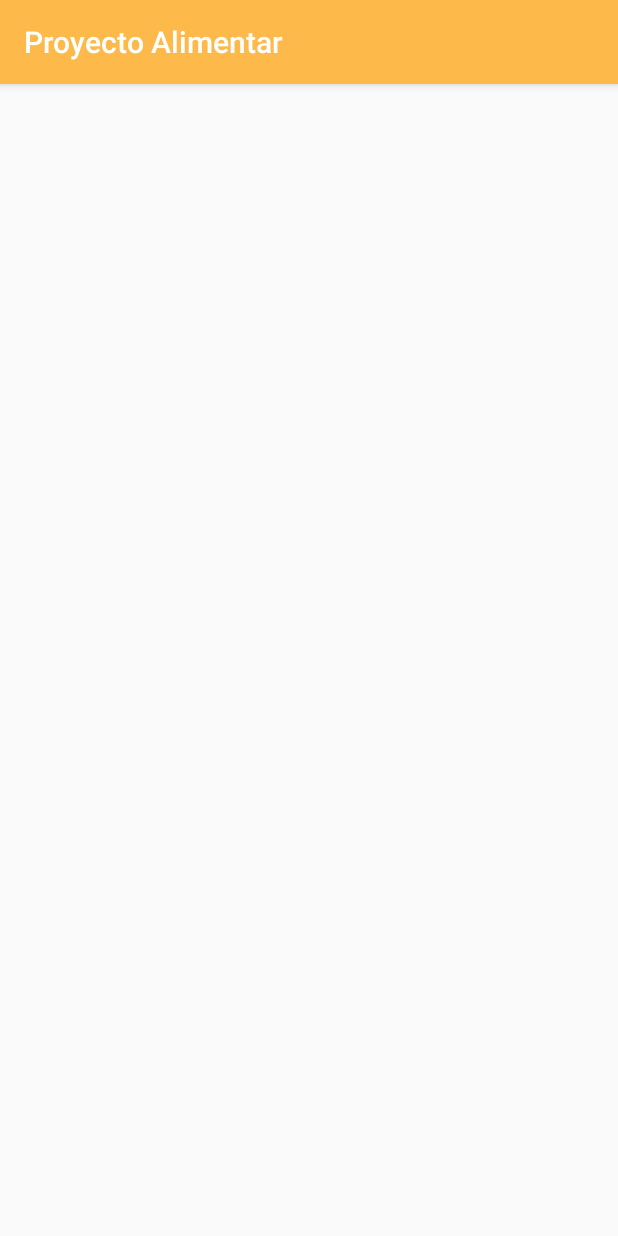
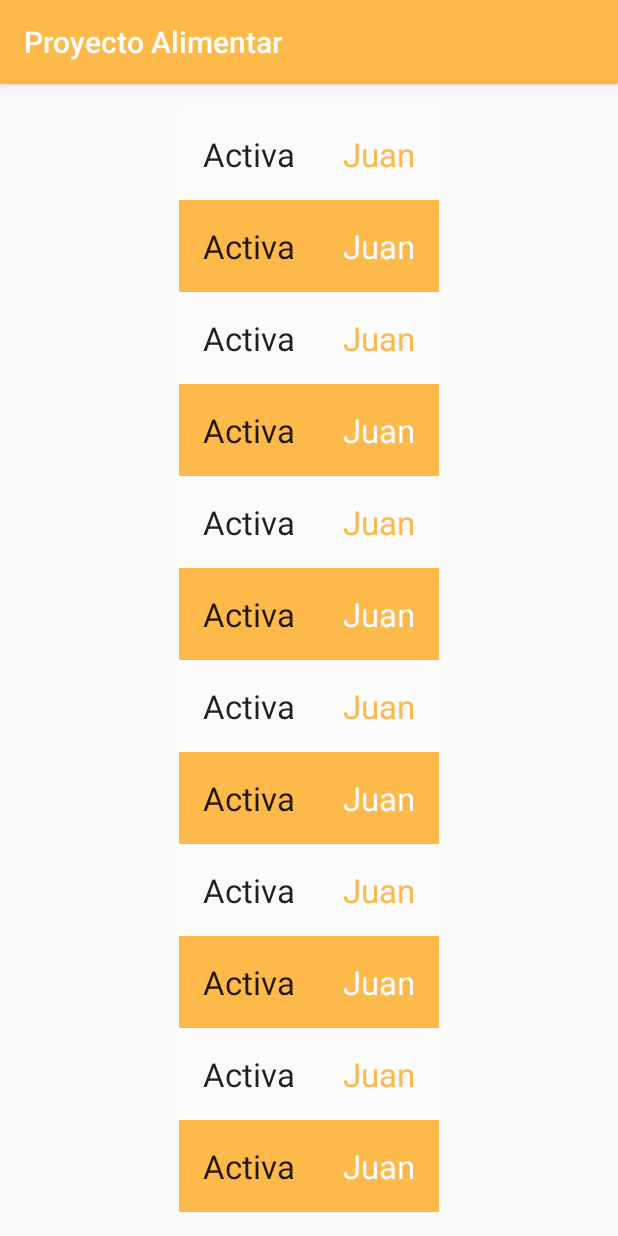
Before and after one commit to lbadi/AlimentAr-donante-android, an Android app: the DonationsActivity screen opened directly, with no data from a screen before it, on a phone screen of 412 x 824 dp. Run offline under Robolectric (Android 15) with nearby library versions, the phone set to English and light mode, and no system bars; our stand-ins replace ButterKnife; libraries missing offline, so code that uses them is left out: uk.co.chrisjenx.

Commit message:
Donation list fragment mock. The values are static

```diff
--- /dev/null
+++ b/app/src/main/java/proyectoalimentar/alimentardonanteapp/donations/DonationFragment.java
@@ -0,0 +1,109 @@
+package proyectoalimentar.alimentardonanteapp.donations;
+
+import android.content.Context;
+import android.os.Bundle;
+import android.support.v4.app.Fragment;
+import android.support.v7.widget.GridLayoutManager;
+import android.support.v7.widget.LinearLayoutManager;
+import android.support.v7.widget.RecyclerView;
+import android.view.LayoutInflater;
+import android.view.View;
+import android.view.ViewGroup;
+
+import butterknife.BindView;
+import butterknife.ButterKnife;
+
+import proyectoalimentar.alimentardonanteapp.R;
+
+import proyectoalimentar.alimentardonanteapp.donations.dummy.DummyContent;
+import proyectoalimentar.alimentardonanteapp.donations.dummy.DummyContent.DummyItem;
+import proyectoalimentar.alimentardonanteapp.model.Donation;
+
+import java.util.List;
+
+/**
+ * A fragment representing a list of Items.
+ * <p>
+ * Activities containing this fragment MUST implement the {@link OnDonationClickListener}
+ * interface.
+ */
+public class DonationFragment extends Fragment {
+
+    // TODO: Customize parameter argument names
+    private static final String ARG_COLUMN_COUNT = "column-count";
+    // TODO: Customize parameters
+    private int mColumnCount = 1;
+    private OnDonationClickListener mListener;
+
+    /**
+     * Mandatory empty constructor for the fragment manager to instantiate the
+     * fragment (e.g. upon screen orientation changes).
+     */
+    public DonationFragment() {
+    }
+
+    // TODO: Customize parameter initialization
+    @SuppressWarnings("unused")
+    public static DonationFragment newInstance(int columnCount) {
+        DonationFragment fragment = new DonationFragment();
+        Bundle args = new Bundle();
+        args.putInt(ARG_COLUMN_COUNT, columnCount);
+        fragment.setArguments(args);
+        return fragment;
+    }
+
+    @Override
+    public void onCreate(Bundle savedInstanceState) {
+        super.onCreate(savedInstanceState);
+
+        if (getArguments() != null) {
+            mColumnCount = getArguments().getInt(ARG_COLUMN_COUNT);
+        }
+    }
+
+    @Override
+    public View onCreateView(LayoutInflater inflater, ViewGroup container,
+                             Bundle savedInstanceState) {
+        View view = inflater.inflate(R.layout.fragment_donation_list, container, false);
+
+        // Set the adapter
+        if (view instanceof RecyclerView) {
+            Context context = view.getContext();
+            RecyclerView recyclerView = (RecyclerView) view;
+            if (mColumnCount <= 1) {
+                recyclerView.setLayoutManager(new LinearLayoutManager(context));
+            } else {
+                recyclerView.setLayoutManager(new GridLayoutManager(context, mColumnCount));
+            }
+            recyclerView.setAdapter(new MyDonationRecyclerViewAdapter(DummyContent.ITEMS, mListener));
+        }
+        return view;
+    }
+
+
+    @Override
+    public void onAttach(Context context) {
+        super.onAttach(context);
+        if (context instanceof OnDonationClickListener) {
+            mListener = (OnDonationClickListener) context;
+        } else {
+            throw new RuntimeException(context.toString()
+                    + " must implement OnListFragmentInteractionListener");
+        }
+    }
+
+    @Override
+    public void onDetach() {
+        super.onDetach();
+        mListener = null;
+    }
+
+    /**
+     * This interface must be implemented in any activity that include this fragment.
+     * This listener will be called every time that a donation is click.
+     */
+    public interface OnDonationClickListener {
+        // TODO: Update argument type and name
+        void onDonationClick(Donation item);
+    }
+}
--- a/app/src/main/java/proyectoalimentar/alimentardonanteapp/donations/DonationsActivity.java
+++ b/app/src/main/java/proyectoalimentar/alimentardonanteapp/donations/DonationsActivity.java
@@ -5,11 +5,19 @@ import android.os.Bundle;
 
 import proyectoalimentar.alimentardonanteapp.R;
 
-public class DonationsActivity extends AppCompatActivity {
+import proyectoalimentar.alimentardonanteapp.donations.DonationFragment.OnDonationClickListener;
+import proyectoalimentar.alimentardonanteapp.model.Donation;
+
+public class DonationsActivity extends AppCompatActivity implements OnDonationClickListener{
 
     @Override
     protected void onCreate(Bundle savedInstanceState) {
         super.onCreate(savedInstanceState);
         setContentView(R.layout.activity_donations);
     }
+
+    @Override
+    public void onDonationClick(Donation item) {
+
+    }
 }
--- /dev/null
+++ b/app/src/main/java/proyectoalimentar/alimentardonanteapp/donations/MyDonationRecyclerViewAdapter.java
@@ -0,0 +1,96 @@
+package proyectoalimentar.alimentardonanteapp.donations;
+
+import android.support.v4.content.ContextCompat;
+import android.support.v7.widget.RecyclerView;
+import android.text.Layout;
+import android.view.LayoutInflater;
+import android.view.View;
+import android.view.ViewGroup;
+import android.widget.LinearLayout;
+import android.widget.TextView;
+
+import proyectoalimentar.alimentardonanteapp.AlimentarApp;
+import proyectoalimentar.alimentardonanteapp.R;
+
+
+import proyectoalimentar.alimentardonanteapp.donations.DonationFragment.OnDonationClickListener;
+import proyectoalimentar.alimentardonanteapp.model.Donation;
+
+import java.text.DateFormat;
+import java.util.List;
+
+public class MyDonationRecyclerViewAdapter extends RecyclerView.Adapter<MyDonationRecyclerViewAdapter.ViewHolder> {
+
+    private final List<Donation> mValues;
+    private final DonationFragment.OnDonationClickListener mListener;
+
+    public MyDonationRecyclerViewAdapter(List<Donation> items, OnDonationClickListener listener) {
+        mValues = items;
+        mListener = listener;
+    }
+
+    @Override
+    public ViewHolder onCreateViewHolder(ViewGroup parent, int viewType) {
+        View view = LayoutInflater.from(parent.getContext())
+                .inflate(R.layout.fragment_donation, parent, false);
+        return new ViewHolder(view);
+    }
+
+    @Override
+    public void onBindViewHolder(final ViewHolder holder, int position) {
+        holder.donation = mValues.get(position);
+        holder.stateView.setText(holder.donation.getState().toString());
+//        holder.pickupTimeToView.setText(DateFormat.getDateTimeInstance().format(holder.donation.getPickupTimeTo().getTime()));
+//        holder.pickupTimeFromView.setText(DateFormat.getDateTimeInstance().format(holder.donation.getPickupTimeFrom().toString()));
+        holder.assignToView.setText("Juan");
+
+        if((position % 2) == 1){
+            holder.rowView.setBackgroundColor(ContextCompat.getColor(AlimentarApp.getContext(), R.color.colorPrimary));
+            holder.assignToView.setTextColor(ContextCompat.getColor(AlimentarApp.getContext(), R.color.colorAccent));
+        }else{
+            holder.rowView.setBackgroundColor(ContextCompat.getColor(AlimentarApp.getContext(), R.color.colorAccent));
+            holder.assignToView.setTextColor(ContextCompat.getColor(AlimentarApp.getContext(), R.color.colorPrimary));
+
+        }
+
+        holder.mView.setOnClickListener(new View.OnClickListener() {
+            @Override
+            public void onClick(View v) {
+                if (null != mListener) {
+                    mListener.onDonationClick(holder.donation);
+                }
+            }
+        });
+    }
+
+    @Override
+    public int getItemCount() {
+        return mValues.size();
+    }
+
+    public class ViewHolder extends RecyclerView.ViewHolder {
+        public final View mView;
+        public final View rowView;
+        public final TextView stateView;
+//        public final TextView pickupTimeFromView;
+//        public final TextView pickupTimeToView;
+        public final TextView assignToView;
+
+        public Donation donation;
+
+        public ViewHolder(View view) {
+            super(view);
+            mView = view;
+            stateView = (TextView) view.findViewById(R.id.state);
+//            pickupTimeToView = (TextView) view.findViewById(R.id.pickup_time_to);
+//            pickupTimeFromView = (TextView) view.findViewById(R.id.pickup_time_from);
+            assignToView = (TextView) view.findViewById(R.id.assign_to);
+            rowView =  view.findViewById(R.id.row_layout);
+        }
+
+        @Override
+        public String toString() {
+            return super.toString() + " '" + stateView.getText() + "'";
+        }
+    }
+}
--- a/app/src/main/res/layout/activity_donations.xml
+++ b/app/src/main/res/layout/activity_donations.xml
@@ -9,4 +9,11 @@
     android:paddingTop="@dimen/activity_vertical_margin"
     tools:context="proyectoalimentar.alimentardonanteapp.donations.DonationsActivity">
 
+    <fragment
+        android:layout_width="wrap_content"
+        android:layout_height="wrap_content"
+        android:name="proyectoalimentar.alimentardonanteapp.donations.DonationFragment"
+        android:id="@+id/donation_fragment"
+        android:layout_alignParentTop="true"
+        android:layout_centerHorizontal="true" />
 </RelativeLayout>
--- a/app/src/main/res/layout/fragment_donation.xml
+++ b/app/src/main/res/layout/fragment_donation.xml
@@ -2,19 +2,56 @@
 <LinearLayout xmlns:android="http://schemas.android.com/apk/res/android"
     android:layout_width="wrap_content"
     android:layout_height="wrap_content"
-    android:orientation="horizontal">
+    android:orientation="vertical">
+    <LinearLayout xmlns:android="http://schemas.android.com/apk/res/android"
+        android:layout_width="wrap_content"
+        android:id="@+id/row_layout"
+        android:layout_height="wrap_content"
+        android:background="@color/colorAccent"
+        android:orientation="horizontal">
 
     <TextView
-        android:id="@+id/id"
+        android:id="@+id/state"
         android:layout_width="wrap_content"
         android:layout_height="wrap_content"
         android:layout_margin="@dimen/text_margin"
-        android:textAppearance="?attr/textAppearanceListItem" />
+        android:text="@string/states"
+        android:textAppearance="?android:attr/textAppearanceLarge" />
+
+    <!--<TextView-->
+        <!--android:id="@+id/assign_to_label"-->
+        <!--android:layout_width="wrap_content"-->
+        <!--android:text="@string/prompt_assign_to"-->
+        <!--android:layout_height="wrap_content"-->
+        <!--android:textColor="@color/colorPrimary"-->
+        <!--android:layout_margin="@dimen/text_margin"-->
+        <!--android:textAppearance="?android:attr/textAppearanceMedium" />-->
 
     <TextView
-        android:id="@+id/content"
+        android:id="@+id/assign_to"
         android:layout_width="wrap_content"
         android:layout_height="wrap_content"
+        android:text="@string/not_assigned"
+        android:textColor="@color/colorPrimary"
         android:layout_margin="@dimen/text_margin"
-        android:textAppearance="?attr/textAppearanceListItem" />
+        android:textAppearance="?android:attr/textAppearanceLarge" />
+
+    </LinearLayout>
+
+
+    <!--<TextView-->
+        <!--android:id="@+id/pickup_time_from"-->
+        <!--android:layout_width="wrap_content"-->
+        <!--android:layout_height="wrap_content"-->
+        <!--android:layout_margin="@dimen/text_margin"-->
+        <!--android:textAppearance="?android:attr/textAppearanceLarge" />-->
+
+    <!--<TextView-->
+        <!--android:id="@+id/pickup_time_to"-->
+        <!--android:layout_width="wrap_content"-->
+        <!--android:layout_height="wrap_content"-->
+        <!--android:layout_margin="@dimen/text_margin"-->
+        <!--android:textAppearance="?android:attr/textAppearanceLarge" />-->
+
+
 </LinearLayout>
--- /dev/null
+++ b/app/src/main/res/layout/fragment_donation_list.xml
@@ -0,0 +1,13 @@
+<?xml version="1.0" encoding="utf-8"?>
+<android.support.v7.widget.RecyclerView xmlns:android="http://schemas.android.com/apk/res/android"
+    xmlns:app="http://schemas.android.com/apk/res-auto"
+    xmlns:tools="http://schemas.android.com/tools"
+    android:id="@+id/list_donation"
+    android:name="proyectoalimentar.alimentardonanteapp.donations.DonationFragment"
+    android:layout_width="match_parent"
+    android:layout_height="match_parent"
+    android:layout_marginLeft="16dp"
+    android:layout_marginRight="16dp"
+    app:layoutManager="LinearLayoutManager"
+    tools:context="proyectoalimentar.alimentardonanteapp.donations.DonationFragment"
+    tools:listitem="@layout/fragment_donation" />
--- a/app/src/main/res/values/strings.xml
+++ b/app/src/main/res/values/strings.xml
@@ -9,6 +9,7 @@
     <string name="action_sign_in">Ingresar</string>
     <string name="action_sign_up">Registrarse</string>
     <string name="action_sign_in_short">Ingresar</string>
+    <string name="pick_address">Seleccione una dirección</string>
     <string name="error_invalid_email">La dirección de correo es invalida</string>
     <string name="error_invalid_password">La contraseña es muy corta</string>
     <string name="error_invalid_name">Nombre invalido</string>
@@ -19,9 +20,15 @@
     <string name="error_signup">Hubo un error al registrarse</string>
     <string name="error_pick_address">Es necesario seleccionar una dirección</string>
 
-    <string name="pick_address">Seleccione una dirección</string>
+    <!--Donation-->
+    <string name="states">Estado</string>
+    <string name="not_assigned">Sin asignar</string>
 
-
+    <!--List of State-->
+    <string name="open">Abierta</string>
+    <string name="active">Activa</string>
+    <string name="finished">Terminada</string>
+    <string name="cancelled">Cancelada</string>
 
 
 </resources>
```
Also changed, not shown: app/src/main/java/proyectoalimentar/alimentardonanteapp/donations/dummy/DummyContent.java (added, +69 -0 lines), app/src/main/java/proyectoalimentar/alimentardonanteapp/model/Donation.java (+31 -0 lines), app/src/main/java/proyectoalimentar/alimentardonanteapp/model/State.java (added, +27 -0 lines).
